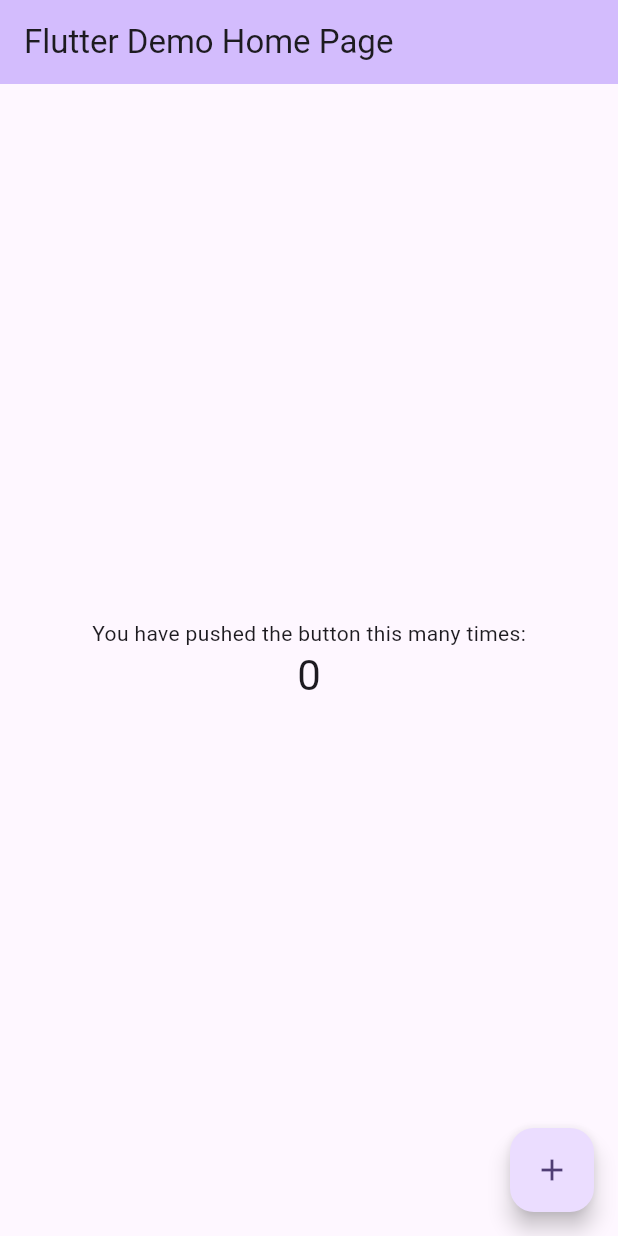
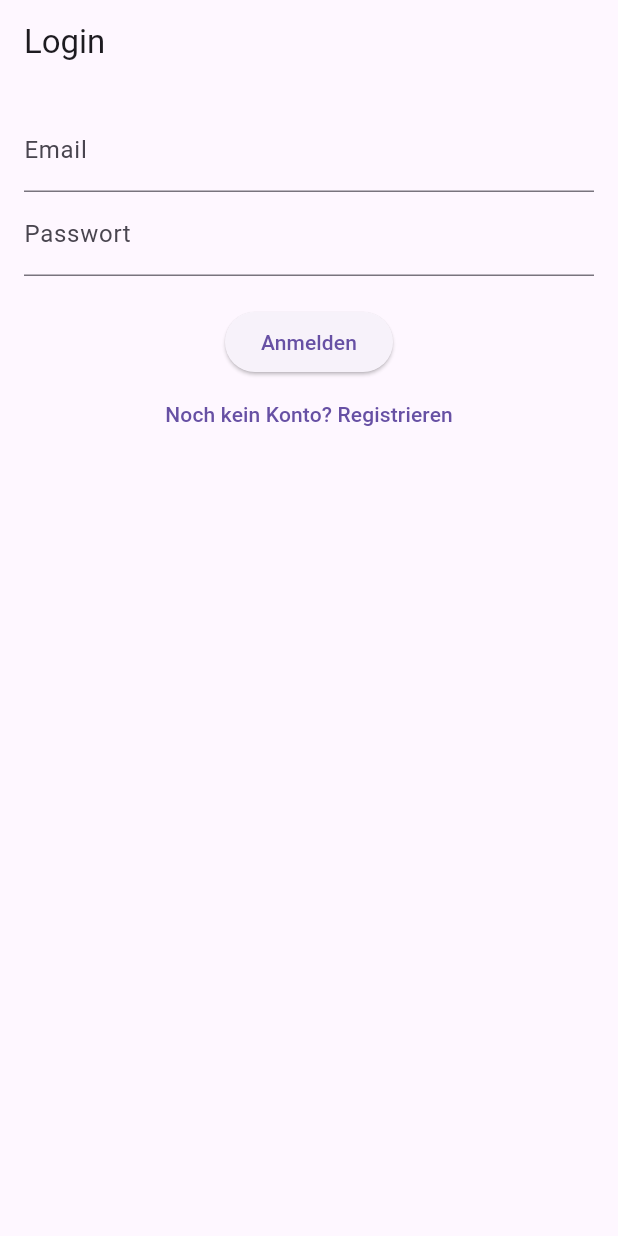
Before and after one commit to AresCodes01/fit_buddyy, a Flutter app: the screen it shows after launch, on a phone screen of 412 x 824 dp. Run offline on Flutter 3.47's test engine with Material 3 defaults, Android fonts, the phone set to English and light mode, and no system bars; our stand-ins replace cloud_firestore, firebase_auth, pedometer, permission_handler; accounts and stored records are empty.

Commit message:
Implement core fitness and social features with Firebase integration
- Add `UserModel` to manage user profile data, step counts, and group memberships.
- Implement `FirebaseService` for authentication, Firestore data management (users, groups, messages), and workout logging.
- Add `StepTrackerService` using the `pedometer` and `permission_handler` packages to track daily steps.
- Create `AuthScreen` for user login and registration.
- Create `Dashboard` to display real-time step counts and streaks.
- Create `WorkoutScreen` to log exercise activities.
- Create `GroupScreen` and `ChatScreen` to support group creation and real-time messaging.
- Refactor `main.dart` to include `AuthWrapper` for session management and a `MainNavigation` scaffold with a bottom navigation bar.

```diff
--- a/lib/main.dart
+++ b/lib/main.dart
@@ -1,121 +1,105 @@
+import 'package:firebase_core/firebase_core.dart';
 import 'package:flutter/material.dart';
+import 'package:provider/provider.dart';
+import 'services/firebase_service.dart';
+import 'models/user_model.dart';
+import 'screens/auth_screen.dart';
+import 'screens/dashboard.dart';
+import 'screens/group_screen.dart';
+import 'screens/workout_screen.dart';
 
-void main() {
-  runApp(const MyApp());
+void main() async {
+  WidgetsFlutterBinding.ensureInitialized();
+  await Firebase.initializeApp();
+  runApp(const FitBuddyApp());
 }
 
-class MyApp extends StatelessWidget {
-  const MyApp({super.key});
+class FitBuddyApp extends StatelessWidget {
+  const FitBuddyApp({super.key});
 
-  // This widget is the root of your application.
   @override
   Widget build(BuildContext context) {
-    return MaterialApp(
-      title: 'Flutter Demo',
-      theme: ThemeData(
-        // This is the theme of your application.
-        //
-        // TRY THIS: Try running your application with "flutter run". You'll see
-        // the application has a purple toolbar. Then, without quitting the app,
-        // try changing the seedColor in the colorScheme below to Colors.green
-        // and then invoke "hot reload" (save your changes or press the "hot
-        // reload" button in a Flutter-supported IDE, or press "r" if you used
-        // the command line to start the app).
-        //
-        // Notice that the counter didn't reset back to zero; the application
-        // state is not lost during the reload. To reset the state, use hot
-        // restart instead.
-        //
-        // This works for code too, not just values: Most code changes can be
-        // tested with just a hot reload.
-        colorScheme: .fromSeed(seedColor: Colors.deepPurple),
+    return MultiProvider(
+      providers: [
+        Provider<FirebaseService>(create: (_) => FirebaseService()),
+      ],
+      child: MaterialApp(
+        title: 'Fit Buddy',
+        theme: ThemeData(
+          primarySwatch: Colors.blue,
+          useMaterial3: true,
+        ),
+        home: const AuthWrapper(),
       ),
-      home: const MyHomePage(title: 'Flutter Demo Home Page'),
     );
   }
 }
 
-class MyHomePage extends StatefulWidget {
-  const MyHomePage({super.key, required this.title});
-
-  // This widget is the home page of your application. It is stateful, meaning
-  // that it has a State object (defined below) that contains fields that affect
-  // how it looks.
-
-  // This class is the configuration for the state. It holds the values (in this
-  // case the title) provided by the parent (in this case the App widget) and
-  // used by the build method of the State. Fields in a Widget subclass are
-  // always marked "final".
-
-  final String title;
-
-  @override
-  State<MyHomePage> createState() => _MyHomePageState();
-}
-
-class _MyHomePageState extends State<MyHomePage> {
-  int _counter = 0;
-
-  void _incrementCounter() {
-    setState(() {
-      // This call to setState tells the Flutter framework that something has
-      // changed in this State, which causes it to rerun the build method below
-      // so that the display can reflect the updated values. If we changed
-      // _counter without calling setState(), then the build method would not be
-      // called again, and so nothing would appear to happen.
-      _counter++;
-    });
-  }
+class AuthWrapper extends StatelessWidget {
+  const AuthWrapper({super.key});
 
   @override
   Widget build(BuildContext context) {
-    // This method is rerun every time setState is called, for instance as done
-    // by the _incrementCounter method above.
-    //
-    // The Flutter framework has been optimized to make rerunning build methods
-    // fast, so that you can just rebuild anything that needs updating rather
-    // than having to individually change instances of widgets.
+    final authService = Provider.of<FirebaseService>(context);
+    return StreamBuilder(
+      stream: authService.user,
+      builder: (context, snapshot) {
+        if (snapshot.connectionState == ConnectionState.waiting) {
+          return const Scaffold(body: Center(child: CircularProgressIndicator()));
+        }
+        if (snapshot.hasData) {
+          return StreamBuilder<UserModel>(
+            stream: authService.getUserData(snapshot.data!.uid),
+            builder: (context, userSnapshot) {
+              if (!userSnapshot.hasData) return const Scaffold(body: Center(child: CircularProgressIndicator()));
+              return MainNavigation(user: userSnapshot.data!);
+            },
+          );
+        }
+        return const AuthScreen();
+      },
+    );
+  }
+}
+
+class MainNavigation extends StatefulWidget {
+  final UserModel user;
+  const MainNavigation({super.key, required this.user});
+
+  @override
+  _MainNavigationState createState() => _MainNavigationState();
+}
+
+class _MainNavigationState extends State<MainNavigation> {
+  int _currentIndex = 0;
+
+  @override
+  Widget build(BuildContext context) {
+    final List<Widget> children = [
+      Dashboard(user: widget.user),
+      WorkoutScreen(user: widget.user),
+      GroupScreen(user: widget.user),
+    ];
+
     return Scaffold(
       appBar: AppBar(
-        // TRY THIS: Try changing the color here to a specific color (to
-        // Colors.amber, perhaps?) and trigger a hot reload to see the AppBar
-        // change color while the other colors stay the same.
-        backgroundColor: Theme.of(context).colorScheme.inversePrimary,
-        // Here we take the value from the MyHomePage object that was created by
-        // the App.build method, and use it to set our appbar title.
-        title: Text(widget.title),
+        title: const Text('Fit Buddy'),
+        actions: [
+          IconButton(
+            icon: const Icon(Icons.logout),
+            onPressed: () => FirebaseService().signOut(),
+          )
+        ],
       ),
-      body: Center(
-        // Center is a layout widget. It takes a single child and positions it
-        // in the middle of the parent.
-        child: Column(
-          // Column is also a layout widget. It takes a list of children and
-          // arranges them vertically. By default, it sizes itself to fit its
-          // children horizontally, and tries to be as tall as its parent.
-          //
-          // Column has various properties to control how it sizes itself and
-          // how it positions its children. Here we use mainAxisAlignment to
-          // center the children vertically; the main axis here is the vertical
-          // axis because Columns are vertical (the cross axis would be
-          // horizontal).
-          //
-          // TRY THIS: Invoke "debug painting" (choose the "Toggle Debug Paint"
-          // action in the IDE, or press "p" in the console), to see the
-          // wireframe for each widget.
-          mainAxisAlignment: .center,
-          children: [
-            const Text('You have pushed the button this many times:'),
-            Text(
-              '$_counter',
-              style: Theme.of(context).textTheme.headlineMedium,
-            ),
-          ],
-        ),
-      ),
-      floatingActionButton: FloatingActionButton(
-        onPressed: _incrementCounter,
-        tooltip: 'Increment',
-        child: const Icon(Icons.add),
+      body: children[_currentIndex],
+      bottomNavigationBar: BottomNavigationBar(
+        currentIndex: _currentIndex,
+        onTap: (index) => setState(() => _currentIndex = index),
+        items: const [
+          BottomNavigationBarItem(icon: Icon(Icons.dashboard), label: 'Home'),
+          BottomNavigationBarItem(icon: Icon(Icons.fitness_center), label: 'Workouts'),
+          BottomNavigationBarItem(icon: Icon(Icons.group), label: 'Gruppen'),
+        ],
       ),
     );
   }
--- /dev/null
+++ b/lib/models/user_model.dart
@@ -0,0 +1,38 @@
+class UserModel {
+  final String id;
+  final String email;
+  final String displayName;
+  final int dailySteps;
+  final int streak;
+  final List<String> groupIds;
+
+  UserModel({
+    required this.id,
+    required this.email,
+    required this.displayName,
+    this.dailySteps = 0,
+    this.streak = 0,
+    this.groupIds = const [],
+  });
+
+  factory UserModel.fromMap(Map<String, dynamic> data, String documentId) {
+    return UserModel(
+      id: documentId,
+      email: data['email'] ?? '',
+      displayName: data['displayName'] ?? '',
+      dailySteps: data['dailySteps'] ?? 0,
+      streak: data['streak'] ?? 0,
+      groupIds: List<String>.from(data['groupIds'] ?? []),
+    );
+  }
+
+  Map<String, dynamic> toMap() {
+    return {
+      'email': email,
+      'displayName': displayName,
+      'dailySteps': dailySteps,
+      'streak': streak,
+      'groupIds': groupIds,
+    };
+  }
+}
--- /dev/null
+++ b/lib/screens/auth_screen.dart
@@ -0,0 +1,62 @@
+import 'package:flutter/material.dart';
+import '../services/firebase_service.dart';
+
+class AuthScreen extends StatefulWidget {
+  const AuthScreen({super.key});
+
+  @override
+  _AuthScreenState createState() => _AuthScreenState();
+}
+
+class _AuthScreenState extends State<AuthScreen> {
+  final FirebaseService _auth = FirebaseService();
+  final _formKey = GlobalKey<FormState>();
+  String email = '', password = '', name = '';
+  bool isLogin = true;
+
+  @override
+  Widget build(BuildContext context) {
+    return Scaffold(
+      appBar: AppBar(title: Text(isLogin ? 'Login' : 'Registrieren')),
+      body: Padding(
+        padding: const EdgeInsets.all(16.0),
+        child: Form(
+          key: _formKey,
+          child: Column(
+            children: [
+              if (!isLogin)
+                TextFormField(
+                  decoration: const InputDecoration(labelText: 'Name'),
+                  onChanged: (val) => setState(() => name = val),
+                ),
+              TextFormField(
+                decoration: const InputDecoration(labelText: 'Email'),
+                onChanged: (val) => setState(() => email = val),
+              ),
+              TextFormField(
+                decoration: const InputDecoration(labelText: 'Passwort'),
+                obscureText: true,
+                onChanged: (val) => setState(() => password = val),
+              ),
+              const SizedBox(height: 20),
+              ElevatedButton(
+                child: Text(isLogin ? 'Anmelden' : 'Konto erstellen'),
+                onPressed: () async {
+                  if (isLogin) {
+                    await _auth.signIn(email, password);
+                  } else {
+                    await _auth.signUp(email, password, name);
+                  }
+                },
+              ),
+              TextButton(
+                child: Text(isLogin ? 'Noch kein Konto? Registrieren' : 'Bereits ein Konto? Login'),
+                onPressed: () => setState(() => isLogin = !isLogin),
+              ),
+            ],
+          ),
+        ),
+      ),
+    );
+  }
+}
```
Also changed, not shown: lib/screens/chat_screen.dart (added, +72 -0 lines), lib/screens/dashboard.dart (added, +62 -0 lines), lib/screens/group_screen.dart (added, +67 -0 lines), lib/screens/workout_screen.dart (added, +44 -0 lines), lib/services/firebase_service.dart (added, +97 -0 lines), lib/services/step_tracker_service.dart (added, +25 -0 lines).
